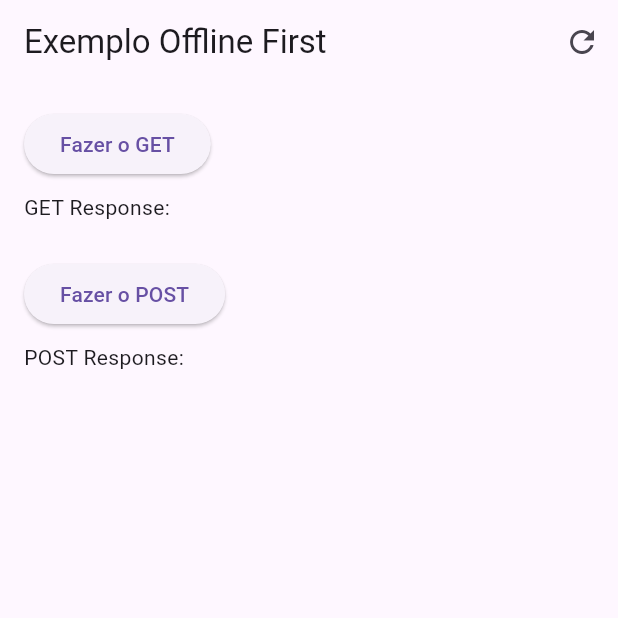
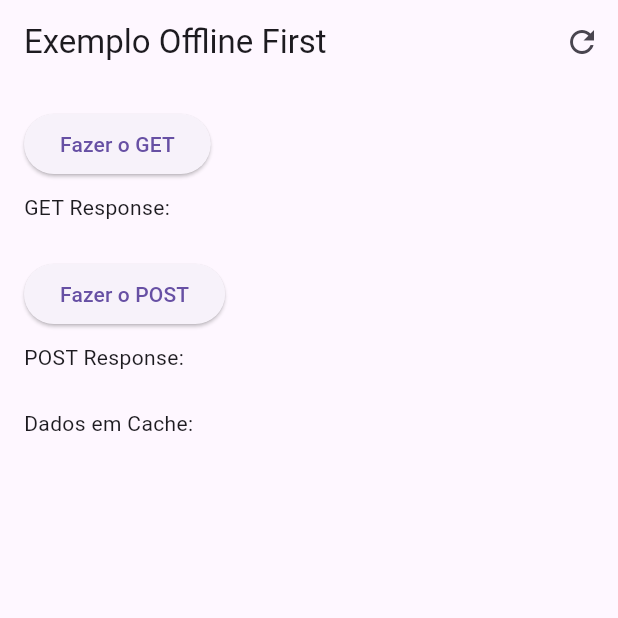
Before and after one commit to Matheus-hora48/offline_first_example, a Flutter app: the screen it shows after launch, on a phone screen of 412 x 824 dp, the top half of it. Run offline on Flutter 3.47's test engine with Material 3 defaults, Android fonts, the light colour scheme and no system bars; our stand-ins replace dio, sqflite; accounts and stored records are empty.

Commit message:
✨ feat: Mostrando os dados em cache

```diff
--- a/offline_first_example/lib/src/db/database_helper.dart
+++ b/offline_first_example/lib/src/db/database_helper.dart
@@ -37,4 +37,9 @@ CREATE TABLE Cache (
 )
 ''');
   }
+
+  Future<List<Map<String, dynamic>>> getAllCachedData() async {
+    final db = await instance.database;
+    return await db.query('Cache');
+  }
 }
--- a/offline_first_example/lib/src/pages/home_page.dart
+++ b/offline_first_example/lib/src/pages/home_page.dart
@@ -1,4 +1,5 @@
 import 'package:flutter/material.dart';
+import 'package:offline_first_example/src/db/database_helper.dart';
 import 'package:offline_first_example/src/service/api_service.dart';
 
 class HomePage extends StatefulWidget {
@@ -10,8 +11,22 @@ class HomePage extends StatefulWidget {
 
 class HomePageState extends State<HomePage> {
   final ApiService _apiService = ApiService();
+  List<Map<String, dynamic>> _cachedData = [];
   String _getResponse = '';
   String _postResponse = '';
+
+  @override
+  void initState() {
+    super.initState();
+    _loadCachedData();
+  }
+
+  Future<void> _loadCachedData() async {
+    final cachedData = await DatabaseHelper.instance.getAllCachedData();
+    setState(() {
+      _cachedData = cachedData;
+    });
+  }
 
   Future<void> _performGetRequest() async {
     try {
@@ -24,6 +39,7 @@ class HomePageState extends State<HomePage> {
         _getResponse = 'Error: $e';
       });
     }
+    _loadCachedData();
   }
 
   Future<void> _performPostRequest() async {
@@ -41,6 +57,7 @@ class HomePageState extends State<HomePage> {
         _postResponse = 'Error: $e';
       });
     }
+    _loadCachedData();
   }
 
   @override
@@ -54,6 +71,8 @@ class HomePageState extends State<HomePage> {
               setState(() {
                 _getResponse = '';
                 _postResponse = '';
+                _cachedData = [];
+                _loadCachedData();
               });
             },
             icon: const Icon(Icons.refresh),
@@ -78,6 +97,20 @@ class HomePageState extends State<HomePage> {
             ),
             const SizedBox(height: 8),
             Text('POST Response: $_postResponse'),
+            const SizedBox(height: 24),
+            const Text('Dados em Cache:'),
+            Expanded(
+              child: ListView.builder(
+                itemCount: _cachedData.length,
+                itemBuilder: (context, index) {
+                  final cacheItem = _cachedData[index];
+                  return ListTile(
+                    title: Text(cacheItem['url']),
+                    subtitle: Text(cacheItem['response']),
+                  );
+                },
+              ),
+            ),
           ],
         ),
       ),
```
